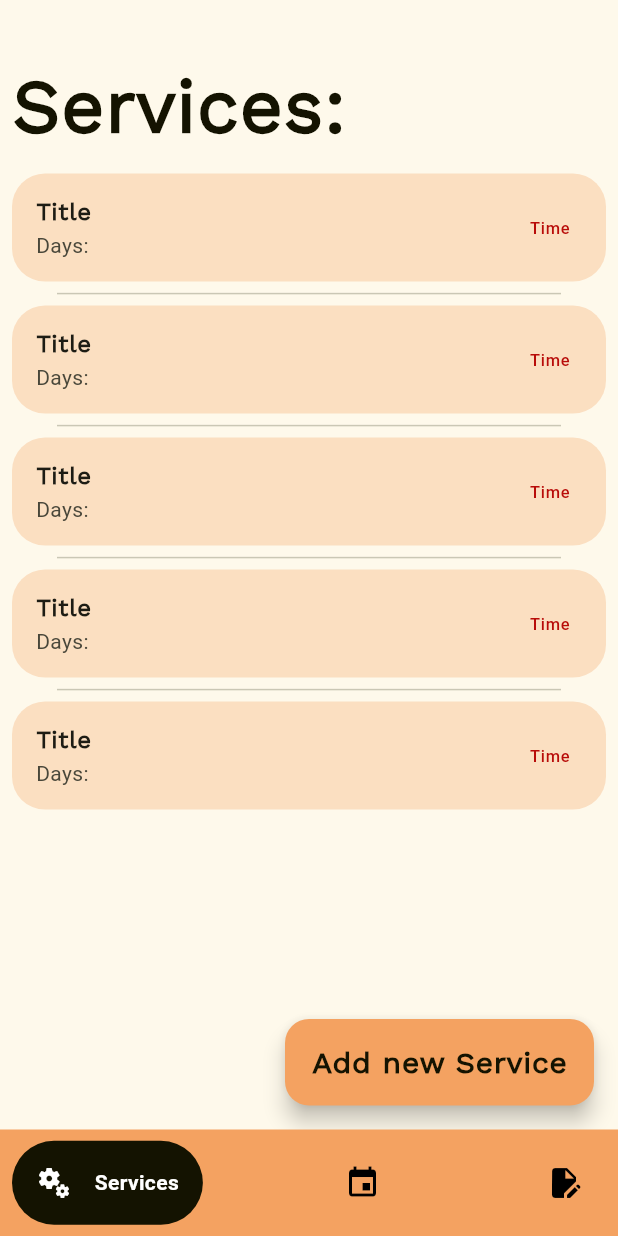
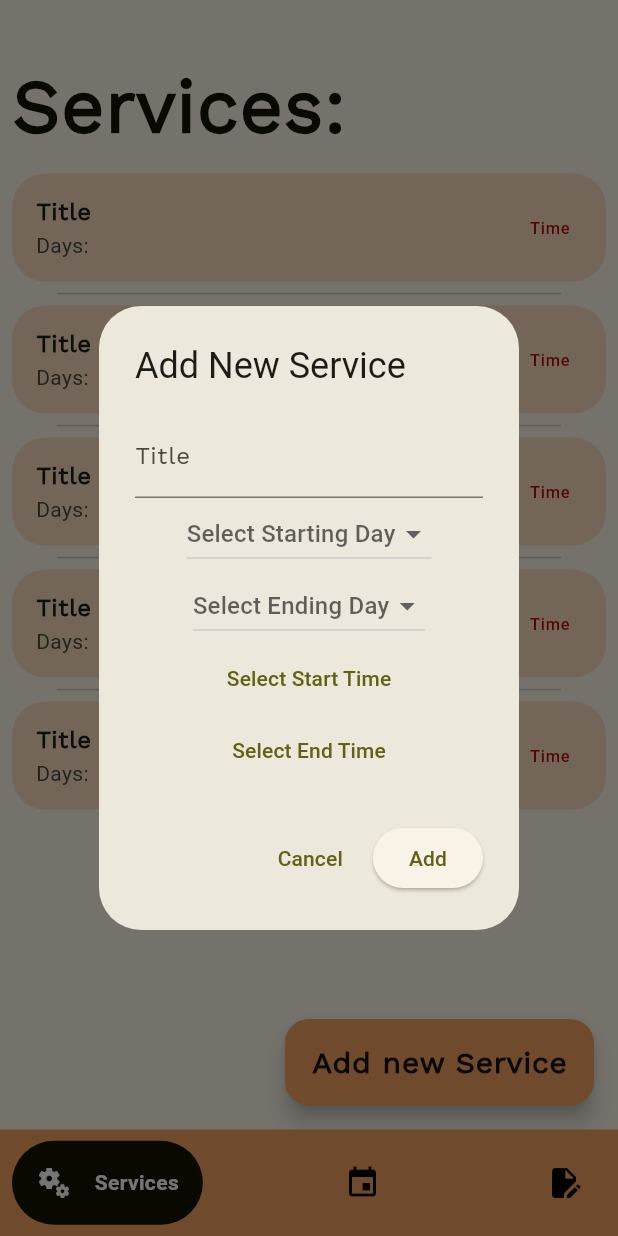
Before and after one commit to TheBenedict09/JRD_Sports_Connect, a Flutter app: the screen it shows after launch, after a tap on "Add new Service", on a phone screen of 412 x 824 dp. Run offline on Flutter 3.47's test engine with Material 3 defaults, Android fonts, the phone set to English and light mode, and no system bars; drawn by our look-alikes of google_nav_bar; our stand-ins replace firebase_core, iconsax; accounts and stored records are empty.

Commit message:
v1.1.0 (Services Protocols)

```diff
--- a/lib/admin_pages/ServicesPage/services_page.dart
+++ b/lib/admin_pages/ServicesPage/services_page.dart
@@ -10,6 +10,118 @@ class AdminServicesPage extends StatefulWidget {
 }
 
 class Admin_ServicesPageState extends State<AdminServicesPage> {
+  final TextEditingController _titleController = TextEditingController();
+  final List<String> _daysOfWeek = [
+    'Monday',
+    'Tuesday',
+    'Wednesday',
+    'Thursday',
+    'Friday',
+    'Saturday',
+    'Sunday'
+  ];
+  String? _startDay;
+  String? _endDay;
+  TimeOfDay? _startTime;
+  TimeOfDay? _endTime;
+
+  void _showAddServiceDialog() {
+    showDialog(
+      context: context,
+      builder: (BuildContext context) {
+        return AlertDialog(
+          title: Text('Add New Service'),
+          content: Column(
+            mainAxisSize: MainAxisSize.min,
+            children: <Widget>[
+              TextField(
+                controller: _titleController,
+                decoration: InputDecoration(labelText: 'Title'),
+              ),
+              DropdownButton<String>(
+                hint: Text('Select Starting Day'),
+                value: _startDay,
+                onChanged: (String? newValue) {
+                  setState(() {
+                    _startDay = newValue;
+                  });
+                },
+                items: _daysOfWeek.map<DropdownMenuItem<String>>((String day) {
+                  return DropdownMenuItem<String>(
+                    value: day,
+                    child: Text(day),
+                  );
+                }).toList(),
+              ),
+              DropdownButton<String>(
+                hint: Text('Select Ending Day'),
+                value: _endDay,
+                onChanged: (String? newValue) {
+                  setState(() {
+                    _endDay = newValue;
+                  });
+                },
+                items: _daysOfWeek.map<DropdownMenuItem<String>>((String day) {
+                  return DropdownMenuItem<String>(
+                    value: day,
+                    child: Text(day),
+                  );
+                }).toList(),
+              ),
+              TextButton(
+                onPressed: () async {
+                  TimeOfDay? picked = await showTimePicker(
+                    context: context,
+                    initialTime: TimeOfDay.now(),
+                  );
+                  if (picked != null && picked != _startTime) {
+                    setState(() {
+                      _startTime = picked;
+                    });
+                  }
+                },
+                child: Text(_startTime == null
+                    ? 'Select Start Time'
+                    : 'Start Time: ${_startTime!.format(context)}'),
+              ),
+              TextButton(
+                onPressed: () async {
+                  TimeOfDay? picked = await showTimePicker(
+                    context: context,
+                    initialTime: TimeOfDay.now(),
+                  );
+                  if (picked != null && picked != _endTime) {
+                    setState(() {
+                      _endTime = picked;
+                    });
+                  }
+                },
+                child: Text(_endTime == null
+                    ? 'Select End Time'
+                    : 'End Time: ${_endTime!.format(context)}'),
+              ),
+            ],
+          ),
+          actions: <Widget>[
+            TextButton(
+              child: Text('Cancel'),
+              onPressed: () {
+                Navigator.of(context).pop();
+              },
+            ),
+            ElevatedButton(
+              child: Text('Add'),
+              onPressed: () {
+                // You can add your logic to save the new service here.
+                Navigator.of(context).pop();
+              },
+            ),
+          ],
+        );
+      },
+    );
+  }
+
   @override
   Widget build(BuildContext context) {
     return Scaffold(
@@ -17,7 +129,7 @@ class Admin_ServicesPageState extends State<AdminServicesPage> {
         width: MediaQuery.of(context).size.width * 0.5,
         height: MediaQuery.of(context).size.height * 0.07,
         child: FloatingActionButton(
-          onPressed: () {},
+          onPressed: _showAddServiceDialog,
           backgroundColor: c10,
           child: Text(
             "Add new Service",
```
Also changed, not shown: firebase.json (added), lib/firebase_options.dart (added), 3 other files.
